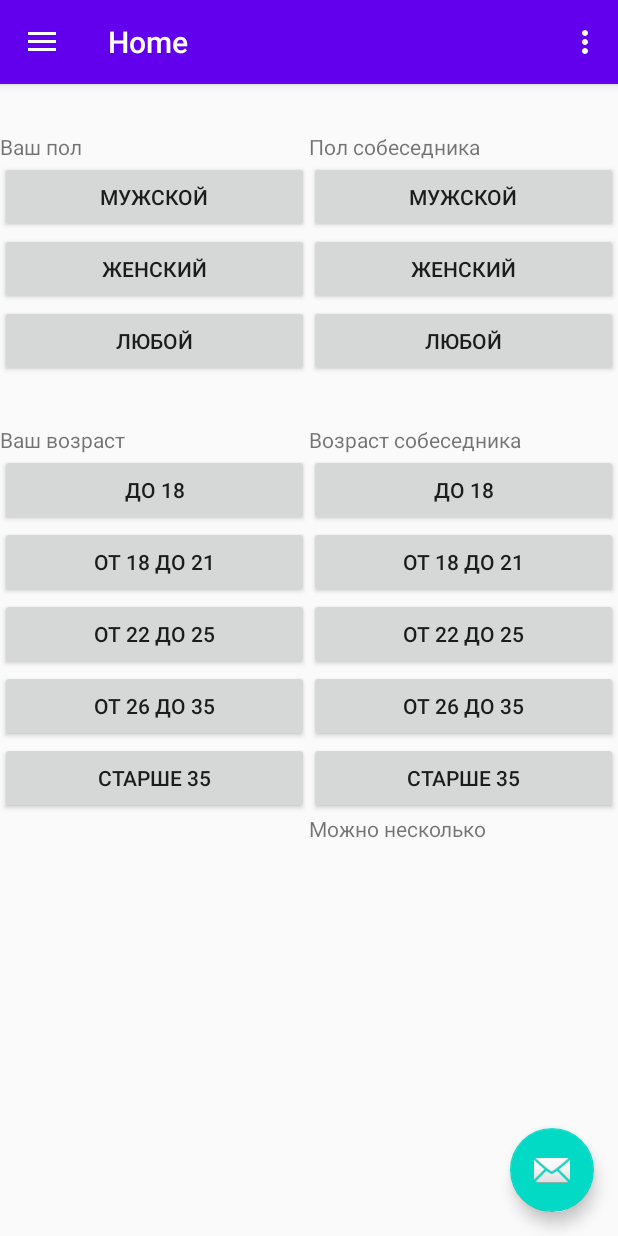
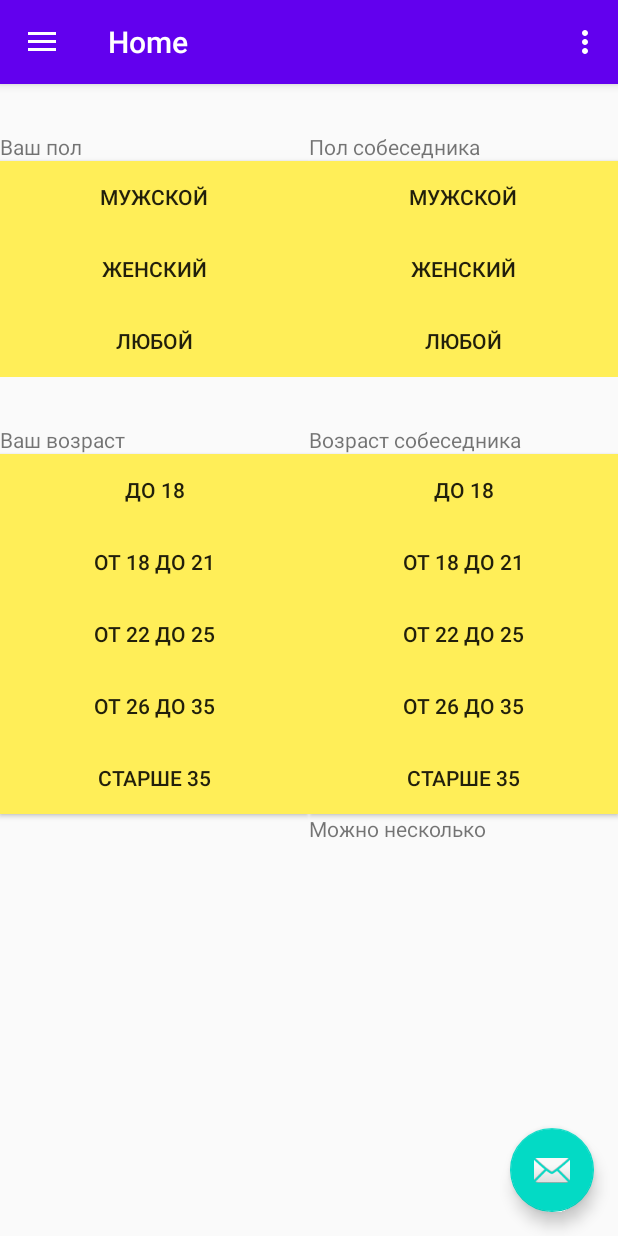
Before and after one commit to AntonButov/noFace, an Android app: the screen it shows after launch (MainActivity), on a phone screen of 412 x 824 dp. Run offline under Robolectric (Android 15) with nearby library versions, the phone set to English and light mode, and no system bars; our stand-ins replace Dagger/Hilt's generated code, Firebase (no records; nobody signed in at launch, a user with empty details on screens opened directly), navigation-ui.

Commit message:
Кнопочки меняют цвет.

```diff
--- a/app/src/main/java/pro/butovanton/noface/Models/User.kt
+++ b/app/src/main/java/pro/butovanton/noface/Models/User.kt
@@ -5,4 +5,6 @@ import com.google.firebase.database.IgnoreExtraProperties
 @IgnoreExtraProperties
 data class User(
     var gender: Int = 0,
-    var age: Int = 0)
+    var age: Int = 0,
+    var genderOp: Int = 0,
+    var ageOp: Int = 0)
--- a/app/src/main/java/pro/butovanton/noface/Repo.kt
+++ b/app/src/main/java/pro/butovanton/noface/Repo.kt
@@ -7,7 +7,9 @@ import com.google.firebase.database.DatabaseError
 import com.google.firebase.database.DatabaseReference
 import io.reactivex.rxjava3.core.Observable
 import pro.butovanton.noface.Models.Room
+import javax.inject.Singleton
 
+@Singleton
 class Repo(var ref : DatabaseReference) {
 
     fun saveRoom( room : Room) : Task<Void> {
--- a/app/src/main/java/pro/butovanton/noface/di/AppComponent.kt
+++ b/app/src/main/java/pro/butovanton/noface/di/AppComponent.kt
@@ -3,10 +3,12 @@ package pro.butovanton.noface.di
 import dagger.Component
 import pro.butovanton.noface.Repo
 import pro.butovanton.noface.viewmodels.MainViewModelFactory
+import javax.inject.Singleton
 
 @Component(modules = arrayOf(AppModule::class))
 interface AppComponent {
 
+   @Singleton
    fun getRepo() : Repo
    fun getMainViewModelFactory() : MainViewModelFactory
 
--- a/app/src/main/java/pro/butovanton/noface/ui/home/HomeFragment.kt
+++ b/app/src/main/java/pro/butovanton/noface/ui/home/HomeFragment.kt
@@ -1,31 +1,57 @@
 package pro.butovanton.noface.ui.home
 
+import android.annotation.SuppressLint
 import android.os.Bundle
 import android.view.LayoutInflater
 import android.view.View
 import android.view.ViewGroup
+import android.widget.Button
 import android.widget.TextView
+import androidx.activity.viewModels
 import androidx.fragment.app.Fragment
+import androidx.fragment.app.viewModels
 import androidx.lifecycle.Observer
 import androidx.lifecycle.ViewModelProviders
+import kotlinx.android.synthetic.main.fragment_home.*
 import pro.butovanton.noface.R
+import pro.butovanton.noface.di.App
+import pro.butovanton.noface.viewmodels.MainViewModel
 
 class HomeFragment : Fragment() {
 
-    private lateinit var homeViewModel: HomeViewModel
+    private val model: MainViewModel by viewModels {
+        (App).appcomponent.getMainViewModelFactory()
+    }
 
     override fun onCreateView(
-            inflater: LayoutInflater,
-            container: ViewGroup?,
-            savedInstanceState: Bundle?
+        inflater: LayoutInflater,
+        container: ViewGroup?,
+        savedInstanceState: Bundle?
     ): View? {
-        homeViewModel =
-                ViewModelProviders.of(this).get(HomeViewModel::class.java)
         val root = inflater.inflate(R.layout.fragment_home, container, false)
-       // val textView: TextView = root.findViewById(R.id.text_home)
-        homeViewModel.text.observe(viewLifecycleOwner, Observer {
-           // textView.text = it
-        })
-        return root
+
+        val bMan1 : Button = root.findViewById(R.id.man1)
+        val bFeMale1 : Button = root.findViewById(R.id.feMale1)
+        val bAnyGender1 : Button = root.findViewById(R.id.anyGender1)
+        bMan1.setOnClickListener {
+            model.user1.age = 0
+            it.setBackgroundResource(R.color.colorPrimary)
+            bFeMale1.setBackgroundResource(R.color.whiteGray)
+            bAnyGender1.setBackgroundResource(R.color.whiteGray)
+        }
+        bFeMale1.setOnClickListener {
+            model.user1.age = 1
+            bMan1.setBackgroundResource(R.color.whiteGray)
+            it.setBackgroundResource(R.color.colorPrimary)
+            bAnyGender1.setBackgroundResource(R.color.whiteGray)
+
+        }
+        bAnyGender1.setOnClickListener {
+            model.user1.age = 2
+            bMan1.setBackgroundResource(R.color.whiteGray)
+            bFeMale1.setBackgroundResource(R.color.whiteGray)
+            it.setBackgroundResource(R.color.colorPrimary)
+        }
+      return root
     }
 }
--- a/app/src/main/java/pro/butovanton/noface/ui/home/HomeViewModel.kt
+++ b/app/src/main/java/pro/butovanton/noface/ui/home/HomeViewModel.kt
@@ -3,6 +3,8 @@ package pro.butovanton.noface.ui.home
 import androidx.lifecycle.LiveData
 import androidx.lifecycle.MutableLiveData
 import androidx.lifecycle.ViewModel
+import pro.butovanton.noface.Repo
+import javax.inject.Inject
 
 class HomeViewModel : ViewModel() {
 
--- a/app/src/main/res/layout/fragment_home.xml
+++ b/app/src/main/res/layout/fragment_home.xml
@@ -32,30 +32,35 @@
                 android:id="@+id/until18_1"
                 android:layout_width="match_parent"
                 android:layout_height="wrap_content"
+                android:background="@color/whiteGray"
                 android:text="До 18" />
 
             <Button
                 android:id="@+id/b18_21_1"
                 android:layout_width="match_parent"
                 android:layout_height="wrap_content"
+                android:background="@color/whiteGray"
                 android:text="От 18 до 21" />
 
             <Button
                 android:id="@+id/b21_25_1"
                 android:layout_width="match_parent"
                 android:layout_height="wrap_content"
+                android:background="@color/whiteGray"
                 android:text="От 22 до 25" />
 
             <Button
                 android:id="@+id/b26_35_1"
                 android:layout_width="match_parent"
                 android:layout_height="wrap_content"
+                android:background="@color/whiteGray"
                 android:text="От 26 до 35" />
 
             <Button
                 android:id="@+id/b35_1"
                 android:layout_width="match_parent"
                 android:layout_height="wrap_content"
+                android:background="@color/whiteGray"
                 android:text="Старше 35" />
         </LinearLayout>
 
@@ -75,30 +80,35 @@
                 android:id="@+id/until18_2"
                 android:layout_width="match_parent"
                 android:layout_height="wrap_content"
+                android:background="@color/whiteGray"
                 android:text="До 18" />
 
             <Button
                 android:id="@+id/b18_21_2"
                 android:layout_width="match_parent"
                 android:layout_height="wrap_content"
+                android:background="@color/whiteGray"
                 android:text="От 18 до 21" />
 
             <Button
                 android:id="@+id/b21_25_2"
                 android:layout_width="match_parent"
                 android:layout_height="wrap_content"
+                android:background="@color/whiteGray"
                 android:text="От 22 до 25" />
 
             <Button
                 android:id="@+id/b26_35_2"
                 android:layout_width="match_parent"
                 android:layout_height="wrap_content"
+                android:background="@color/whiteGray"
                 android:text="От 26 до 35" />
 
             <Button
                 android:id="@+id/b35_2"
                 android:layout_width="match_parent"
                 android:layout_height="wrap_content"
+                android:background="@color/whiteGray"
                 android:text="Старше 35" />
 
             <TextView
@@ -132,21 +142,24 @@
                 android:text="Ваш пол" />
 
             <Button
-                android:id="@+id/Man1"
+                android:id="@+id/man1"
                 android:layout_width="match_parent"
                 android:layout_height="wrap_content"
+                android:background="@color/whiteGray"
                 android:text="Мужской" />
 
             <Button
-                android:id="@+id/FeMale1"
+                android:id="@+id/feMale1"
                 android:layout_width="match_parent"
                 android:layout_height="wrap_content"
+                android:background="@color/whiteGray"
                 android:text="Женский" />
 
             <Button
                 android:id="@+id/anyGender1"
                 android:layout_width="match_parent"
                 android:layout_height="wrap_content"
+                android:background="@color/whiteGray"
                 android:text="Любой" />
         </LinearLayout>
 
@@ -160,24 +173,28 @@
                 android:id="@+id/gender2"
                 android:layout_width="match_parent"
                 android:layout_height="wrap_content"
+
                 android:text="Пол собеседника" />
 
             <Button
-                android:id="@+id/man"
+                android:id="@+id/man2"
                 android:layout_width="match_parent"
                 android:layout_height="wrap_content"
+                android:background="@color/whiteGray"
                 android:text="Мужской" />
 
             <Button
-                android:id="@+id/feMale"
+                android:id="@+id/feMale2"
                 android:layout_width="match_parent"
                 android:layout_height="wrap_content"
+                android:background="@color/whiteGray"
                 android:text="Женский" />
 
             <Button
-                android:id="@+id/anyGender"
+                android:id="@+id/anyGender2"
                 android:layout_width="match_parent"
                 android:layout_height="wrap_content"
+                android:background="@color/whiteGray"
                 android:text="Любой" />
         </LinearLayout>
     </LinearLayout>
--- a/app/src/main/res/values/colors.xml
+++ b/app/src/main/res/values/colors.xml
@@ -3,4 +3,5 @@
     <color name="colorPrimary">#6200EE</color>
     <color name="colorPrimaryDark">#3700B3</color>
     <color name="colorAccent">#03DAC5</color>
+    <color name="whiteGray">#FFEE58</color>
 </resources>
```
Also changed, not shown: app/src/main/java/pro/butovanton/noface/Activitys/MainActivity.kt (+4 -5 lines), 1 other file.
